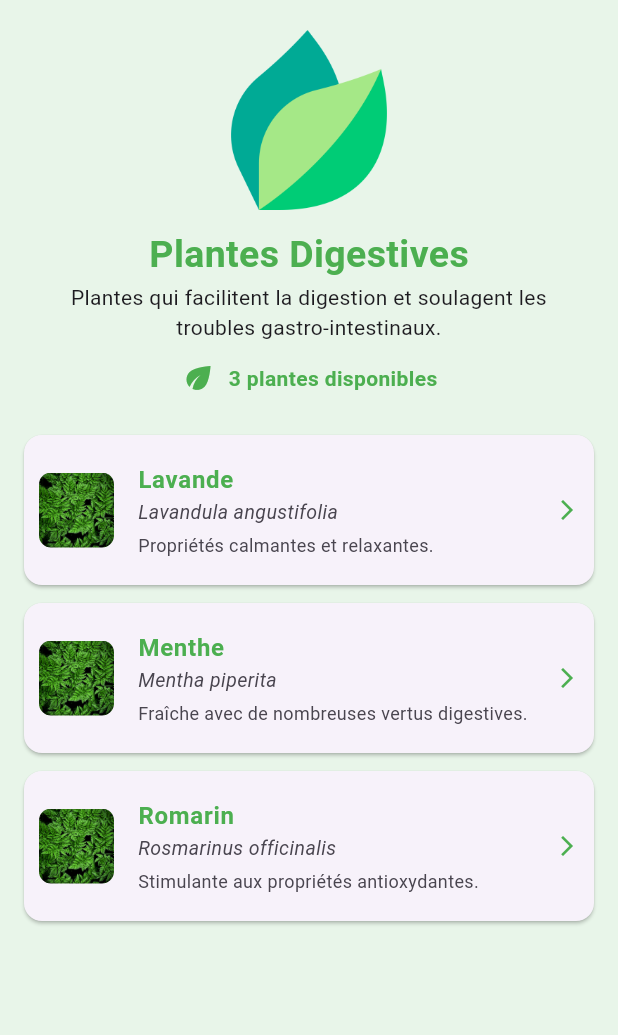
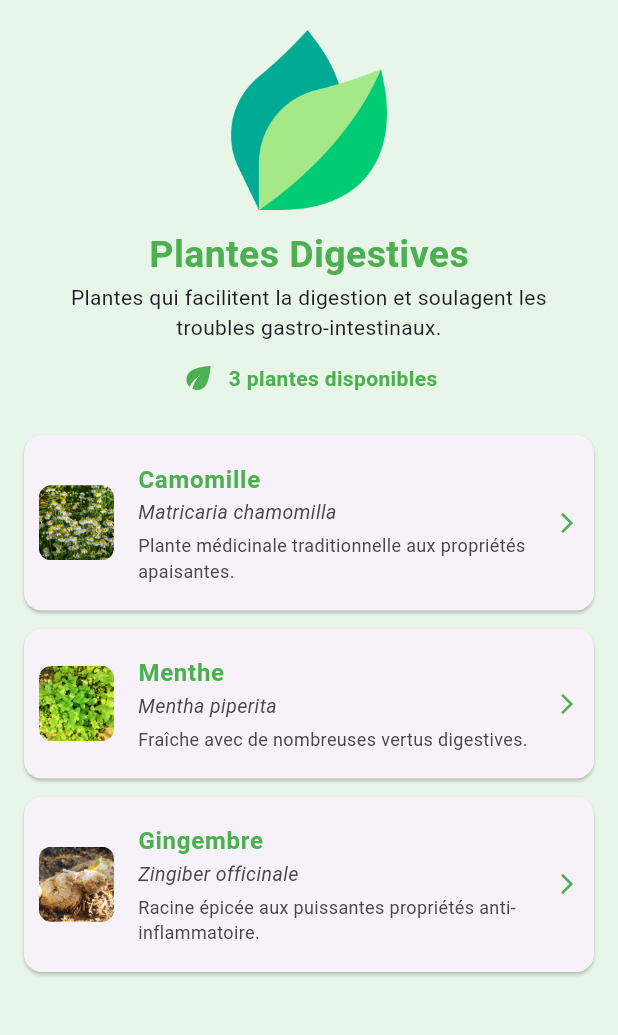
Before and after one commit to ktapsoba14-byte/application-mobile, a Flutter app: the Digestive screen opened directly, on a phone screen of 412 x 824 dp, the part 84-1119 px from its top. Run offline on Flutter 3.47's test engine with Material 3 defaults, Android fonts, the phone set to English and light mode, and no system bars.

Commit message:
Emplacement des images sur chaque plantes réussis

```diff
--- a/lib/pages/aromatiques/lavande.dart
+++ b/lib/pages/aromatiques/lavande.dart
@@ -7,7 +7,13 @@ class Lavande extends StatelessWidget {
   Widget build(BuildContext context) {
     return Scaffold(
       appBar: AppBar(
-        title: Text('Lavande'),
+        title: Text(
+          'Retour aux Plantes Aromatique',
+          style: TextStyle(
+            color: Colors.green,
+            fontStyle: FontStyle.italic,
+          ),
+        ),
       ),
     );
   }
--- a/lib/pages/categorie/apaisante.dart
+++ b/lib/pages/categorie/apaisante.dart
@@ -16,17 +16,11 @@ class _ApaisanteState extends State<Apaisante> {
       "photo": "assets/images/plante.jpeg"
     },
     {
-      "titre": "Menthe",
-      "nomscient": "Mentha piperita",
-      "description": "Fraîche avec de nombreuses vertus digestives.",
-      "photo": "assets/images/plante.jpeg"
+      "titre": "Camomille",
+      "nomscient": "Matricaria chamomilla",
+      "description": "Plante médicinale traditionnelle aux propriétés apaisantes.",
+      "photo": "assets/images/camomille.jpeg"
     },
-    {
-      "titre": "Romarin",
-      "nomscient": "Rosmarinus officinalis",
-      "description": "Stimulante aux propriétés antioxydantes.",
-      "photo": "assets/images/plante.jpeg"
-    }
   ];
 
   @override
--- a/lib/pages/categorie/aromatique.dart
+++ b/lib/pages/categorie/aromatique.dart
@@ -16,21 +16,21 @@ class _AromatiqueState extends State<Aromatique> {
       "titre": "Lavande",
       "nomscient": "Lavandula angustifolia",
       "description": "Propriétés calmantes et relaxantes.",
-      "photo": "assets/images/plante.jpeg",
+      "photo": "assets/images/lavande.jpeg",
       "page": const Lavande(),
     },
     {
       "titre": "Menthe",
       "nomscient": "Mentha piperita",
       "description": "Fraîche avec de nombreuses vertus digestives.",
-      "photo": "assets/images/plante.jpeg",
+      "photo": "assets/images/menthe.jpeg",
       "page": const Menthe(),
     },
     {
       "titre": "Romarin",
       "nomscient": "Rosmarinus officinalis",
       "description": "Stimulante aux propriétés antioxydantes.",
-      "photo": "assets/images/plante.jpeg",
+      "photo": "assets/images/romarin.jpeg",
       "page": const Romarin(),
     }
   ];
--- a/lib/pages/categorie/cicatrisante.dart
+++ b/lib/pages/categorie/cicatrisante.dart
@@ -10,23 +10,11 @@ class Cicatrisante extends StatefulWidget {
 class _CicatrisanteState extends State<Cicatrisante> {
   final plantes = [
     {
-      "titre": "Lavande",
-      "nomscient": "Lavandula angustifolia",
-      "description": "Propriétés calmantes et relaxantes.",
-      "photo": "assets/images/plante.jpeg"
+      "titre": "Aloe Vera",
+      "nomscient": "Aloe barbadenis miller",
+      "description": "Plantes succulente reconnue pour ses vertus hydratantes et cicatrisantes.",
+      "photo": "assets/images/aloe.jpeg"
     },
-    {
-      "titre": "Menthe",
-      "nomscient": "Mentha piperita",
-      "description": "Fraîche avec de nombreuses vertus digestives.",
-      "photo": "assets/images/plante.jpeg"
-    },
-    {
-      "titre": "Romarin",
-      "nomscient": "Rosmarinus officinalis",
-      "description": "Stimulante aux propriétés antioxydantes.",
-      "photo": "assets/images/plante.jpeg"
-    }
   ];
 
   @override
--- a/lib/pages/categorie/digestive.dart
+++ b/lib/pages/categorie/digestive.dart
@@ -10,22 +10,22 @@ class Digestive extends StatefulWidget {
 class _DigestiveState extends State<Digestive> {
   final plantes = [
     {
-      "titre": "Lavande",
-      "nomscient": "Lavandula angustifolia",
-      "description": "Propriétés calmantes et relaxantes.",
-      "photo": "assets/images/plante.jpeg"
+      "titre": "Camomille",
+      "nomscient": "Matricaria chamomilla",
+      "description": "Plante médicinale traditionnelle aux propriétés apaisantes.",
+      "photo": "assets/images/camomille.jpeg"
     },
     {
       "titre": "Menthe",
       "nomscient": "Mentha piperita",
       "description": "Fraîche avec de nombreuses vertus digestives.",
-      "photo": "assets/images/plante.jpeg"
+      "photo": "assets/images/menthe.jpeg"
     },
     {
-      "titre": "Romarin",
-      "nomscient": "Rosmarinus officinalis",
-      "description": "Stimulante aux propriétés antioxydantes.",
-      "photo": "assets/images/plante.jpeg"
+      "titre": "Gingembre",
+      "nomscient": "Zingiber officinale",
+      "description": "Racine épicée aux puissantes propriétés anti-inflammatoire.",
+      "photo": "assets/images/gingimbre.jpeg"
     }
   ];
 
```
Also changed, not shown: assets/images/aloe.jpeg (added), assets/images/camomille.jpeg (added), assets/images/gingimbre.jpeg (added), assets/images/lavande.jpeg (added), assets/images/menthe.jpeg (added), assets/images/romarin.jpeg (added).
